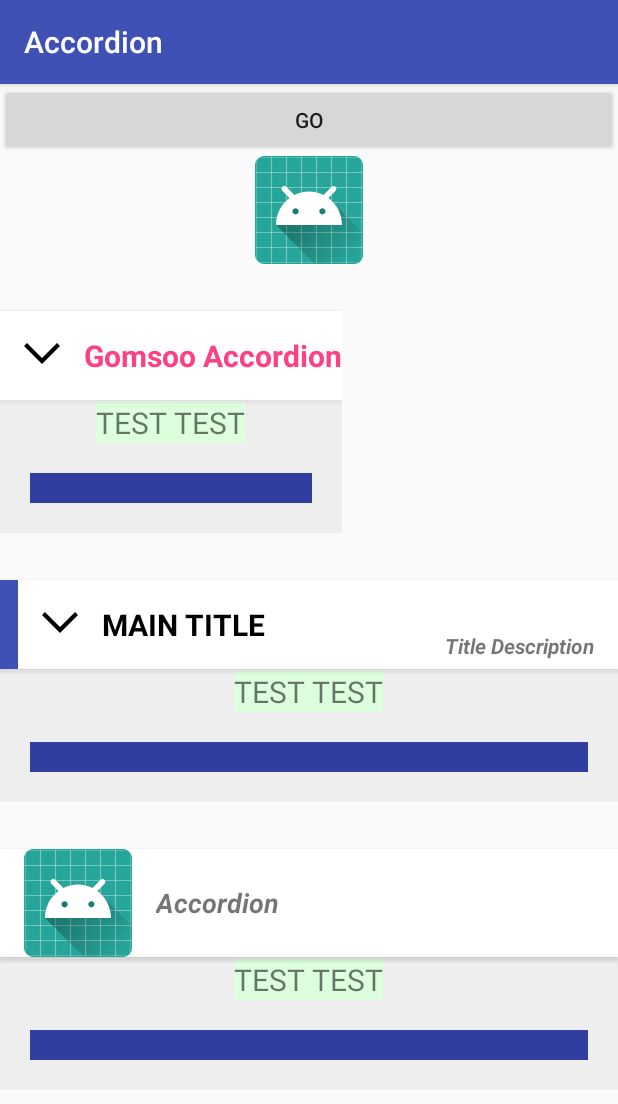
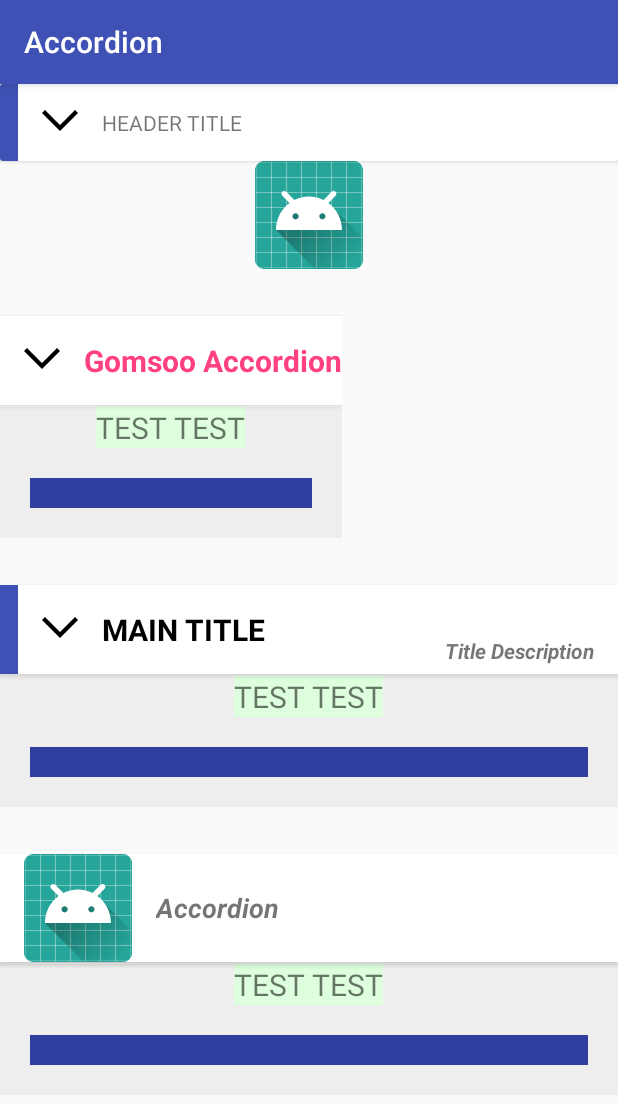
Before and after one commit to Gomsoo/CollapsibleLayout, an Android app: the screen it shows after launch (MainActivity), on a phone screen of 412 x 824 dp. Shown: the top 1104 px of the screen. Run offline under Robolectric (Android 15) with nearby library versions, the phone set to English and light mode, and no system bars.

Commit message:
Add CollapsibleHeaderView

```diff
--- a/accordion/src/main/java/com/gomsoo/collapsible/CollapsibleHeaderView.java
+++ b/accordion/src/main/java/com/gomsoo/collapsible/CollapsibleHeaderView.java
@@ -1,8 +1,40 @@
 package com.gomsoo.collapsible;
+
+import android.content.Context;
+import android.support.annotation.NonNull;
+import android.support.annotation.Nullable;
+import android.support.v7.widget.CardView;
+import android.util.AttributeSet;
+import android.view.View;
+
+import com.gomsoo.accordion.R;
 
 /**
  *
  * Created by Moon on 2018-02-14.
  */
-public class CollapsibleHeaderView {
+public class CollapsibleHeaderView extends CardView implements CollapsibleLayout.MarkView {
+
+    private boolean mIsEndMarkStyle;
+
+    public CollapsibleHeaderView(@NonNull Context context) {
+        this(context, null);
+    }
+
+    public CollapsibleHeaderView(@NonNull Context context, @Nullable AttributeSet attrs) {
+        this(context, attrs, 0);
+    }
+
+    public CollapsibleHeaderView(@NonNull Context context, @Nullable AttributeSet attrs, int defStyleAttr) {
+        super(context, attrs, defStyleAttr);
+        removeAllViews();
+        inflate(context, R.layout.collapsible_header_view, this);
+    }
+
+    @Override
+    public View getExpandedMarkView() {
+        if (mIsEndMarkStyle)
+            return findViewById(R.id.collapsibleHeaderEndMarkView);
+        return findViewById(R.id.collapsibleHeaderStartMarkView);
+    }
 }
--- a/accordion/src/main/java/com/gomsoo/collapsible/CollapsibleLayout.java
+++ b/accordion/src/main/java/com/gomsoo/collapsible/CollapsibleLayout.java
@@ -40,6 +40,11 @@ public class CollapsibleLayout extends FrameLayout {
         void onCollapseEnded(CollapsibleLayout layout);
     }
 
+    // TODO naming...
+    public interface MarkView {
+        View getExpandedMarkView();
+    }
+
     public CollapsibleLayout(@NonNull Context context) {
         this(context, null);
     }
@@ -68,6 +73,8 @@ public class CollapsibleLayout extends FrameLayout {
                 toggle();
             }
         });
+        if (view instanceof MarkView)
+            setExpandedMarkView(((MarkView) view).getExpandedMarkView());
     }
 
     public void setExpandedMarkView(View view) {
--- /dev/null
+++ b/accordion/src/main/res/layout/collapsible_header_view.xml
@@ -0,0 +1,66 @@
+<?xml version="1.0" encoding="utf-8"?>
+<FrameLayout xmlns:android="http://schemas.android.com/apk/res/android"
+    android:layout_width="match_parent"
+    android:layout_height="wrap_content">
+
+    <LinearLayout
+        android:id="@+id/collapsibleHeaderDefaultContainer"
+        android:layout_width="match_parent"
+        android:layout_height="wrap_content"
+        android:gravity="center_vertical"
+        android:orientation="horizontal">
+
+        <View
+            android:id="@+id/collapsibleHeaderColorBand"
+            android:layout_width="12dp"
+            android:layout_height="match_parent"
+            android:background="?attr/colorPrimary" />
+
+        <ImageView
+            android:id="@+id/collapsibleHeaderStartMarkView"
+            android:layout_width="wrap_content"
+            android:layout_height="wrap_content"
+            android:layout_marginEnd="16dp"
+            android:layout_marginStart="16dp"
+            android:contentDescription="@string/expand_or_collpase"
+            android:src="@drawable/arrow_down" />
+
+        <FrameLayout
+            android:layout_width="match_parent"
+            android:layout_height="wrap_content">
+
+            <TextView
+                android:id="@+id/collapsibleHeaderTitleView"
+                android:layout_width="wrap_content"
+                android:layout_height="wrap_content"
+                android:layout_marginBottom="16dp"
+                android:layout_marginTop="16dp"
+                android:text="HEADER TITLE" />
+
+            <FrameLayout
+                android:id="@+id/collapsibleHeaderTitleCustomContainer"
+                android:layout_width="match_parent"
+                android:layout_height="wrap_content"
+                android:visibility="invisible" />
+
+        </FrameLayout>
+
+        <ImageView
+            android:id="@+id/collapsibleHeaderEndMarkView"
+            android:layout_width="wrap_content"
+            android:layout_height="wrap_content"
+            android:layout_marginEnd="16dp"
+            android:layout_marginStart="16dp"
+            android:contentDescription="@string/expand_or_collpase"
+            android:src="@drawable/arrow_down"
+            android:visibility="gone" />
+
+    </LinearLayout>
+
+    <FrameLayout
+        android:id="@+id/collapsibleHeaderCustomContainer"
+        android:layout_width="match_parent"
+        android:layout_height="wrap_content"
+        android:visibility="invisible" />
+
+</FrameLayout>
--- a/app/src/main/res/layout/activity_main.xml
+++ b/app/src/main/res/layout/activity_main.xml
@@ -11,11 +11,10 @@
         android:layout_height="wrap_content"
         android:orientation="vertical">
 
-        <Button
+        <com.gomsoo.collapsible.CollapsibleHeaderView
             android:id="@+id/collapsibleLayoutButton"
             android:layout_width="match_parent"
-            android:layout_height="wrap_content"
-            android:text="GO" />
+            android:layout_height="wrap_content" />
 
         <com.gomsoo.collapsible.CollapsibleLayout
             android:id="@+id/collapsibleLayout"
```
